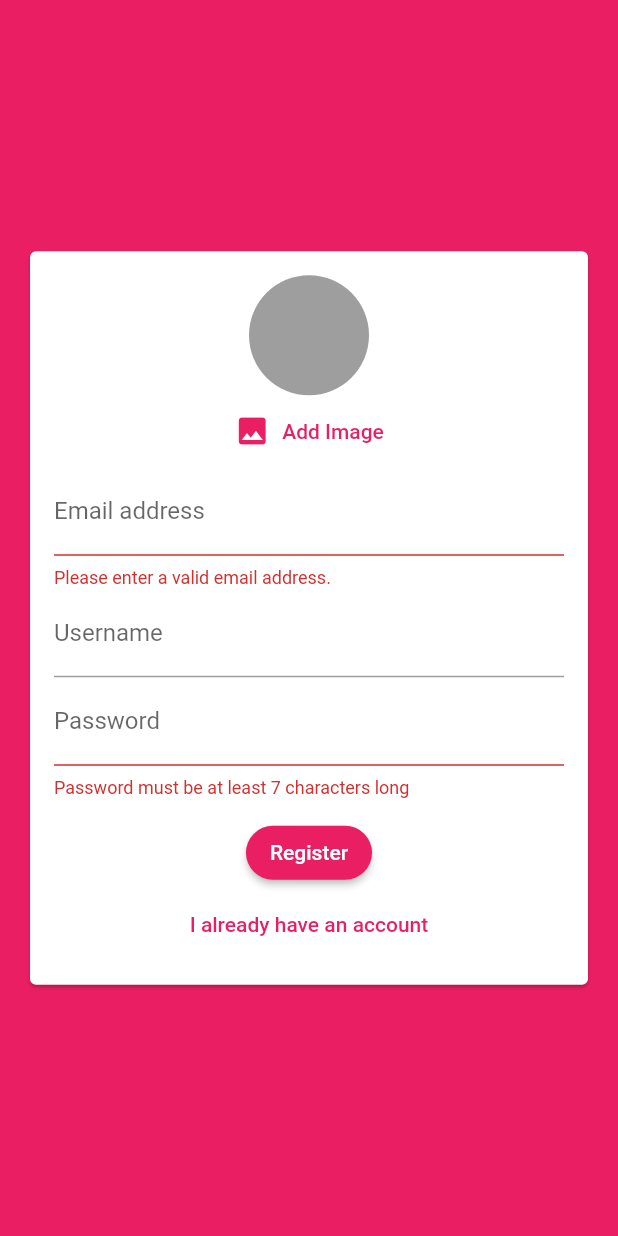
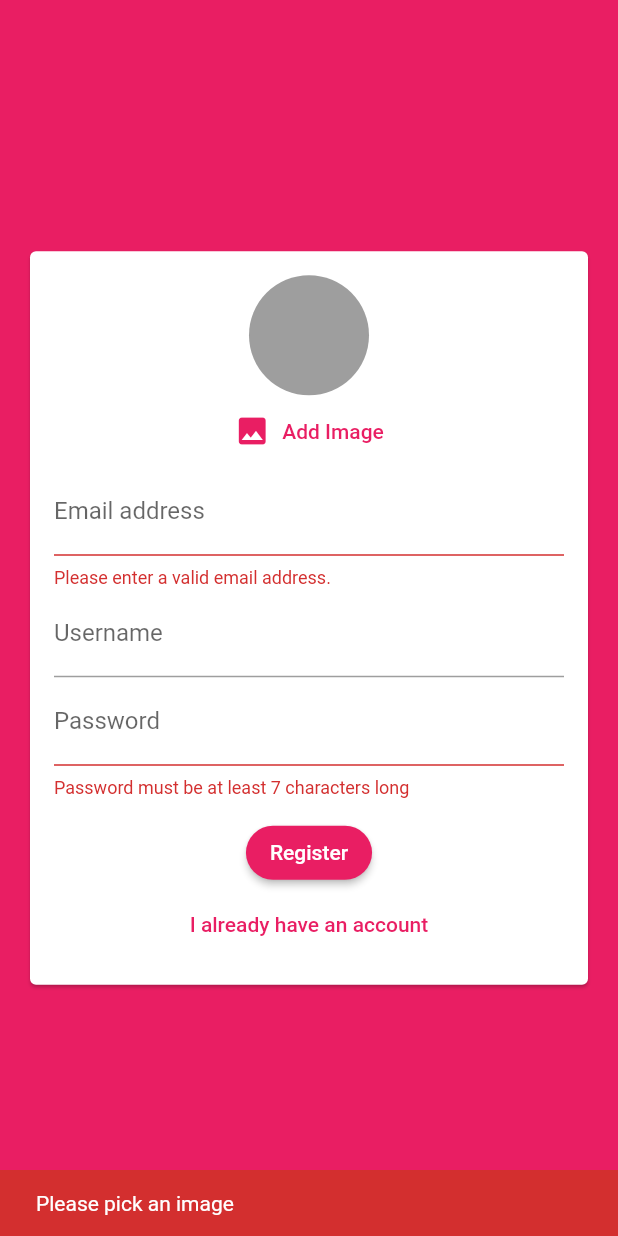
Before and after one commit to ditateum/chat_app_firebase, a Flutter app: the screen it shows after launch, after a tap on "Login", after a tap on "Create new account", after a tap on "Add Image", on a phone screen of 412 x 824 dp. Run offline on Flutter 3.47's test engine with Material 2 defaults, Android fonts, the phone set to English and light mode, and no system bars; our stand-ins replace cloud_firestore, firebase_auth, firebase_core, image_picker; accounts and stored records are empty.

Commit message:
validating images

```diff
--- a/lib/widgets/auth/auth_form.dart
+++ b/lib/widgets/auth/auth_form.dart
@@ -1,3 +1,5 @@
+import 'dart:io';
+
 import 'package:chat_app_firebase/widgets/pickers/user_image_picker.dart';
 import 'package:flutter/material.dart';
 
@@ -23,10 +25,25 @@ class _AuthFormState extends State<AuthForm> {
   String userEmail = '';
   String userName = '';
   String userPassword = '';
+  File? userImageFile;
+
+  void _pickedImage(File image) {
+    userImageFile = image;
+  }
 
   void _trySubmit() {
     final isValid = _formKey.currentState?.validate();
     FocusScope.of(context).unfocus();
+
+    if (userImageFile == null && !isLogin) {
+      ScaffoldMessenger.of(context).showSnackBar(
+        SnackBar(
+          content: const Text('Please pick an image'),
+          backgroundColor: Theme.of(context).errorColor,
+        ),
+      );
+      return;
+    }
 
     if (isValid!) {
       _formKey.currentState?.save();
@@ -53,7 +70,7 @@ class _AuthFormState extends State<AuthForm> {
               child: Column(
                 mainAxisSize: MainAxisSize.min,
                 children: [
-                  if (!isLogin) const UserImagePicker(),
+                  if (!isLogin) UserImagePicker(_pickedImage),
                   TextFormField(
                     key: const ValueKey('email'),
                     validator: (value) {
--- a/lib/widgets/pickers/user_image_picker.dart
+++ b/lib/widgets/pickers/user_image_picker.dart
@@ -4,7 +4,9 @@ import 'package:flutter/material.dart';
 import 'package:image_picker/image_picker.dart';
 
 class UserImagePicker extends StatefulWidget {
-  const UserImagePicker({Key? key}) : super(key: key);
+  final void Function(File pickedImage) imagePickFn;
+
+  const UserImagePicker(this.imagePickFn, {Key? key}) : super(key: key);
 
   @override
   State<UserImagePicker> createState() => _UserImagePickerState();
@@ -17,9 +19,22 @@ class _UserImagePickerState extends State<UserImagePicker> {
     final ImagePicker picker = ImagePicker();
     final pickedImageFile = await picker.pickImage(source: ImageSource.camera);
 
+    if (pickedImageFile == null) {
+      // ignore: use_build_context_synchronously
+      ScaffoldMessenger.of(context).showSnackBar(
+        SnackBar(
+          content: const Text('Please pick an image'),
+          // ignore: use_build_context_synchronously
+          backgroundColor: Theme.of(context).errorColor,
+        ),
+      );
+      return;
+    }
+
     setState(() {
-      pickedImage = File(pickedImageFile!.path);
+      pickedImage = File(pickedImageFile.path);
     });
+    widget.imagePickFn(pickedImage!);
   }
 
   @override
--- a/pubspec.yaml
+++ b/pubspec.yaml
@@ -31,6 +31,7 @@ dependencies:
   cupertino_icons: ^1.0.2
   firebase_auth: ^3.3.20
   firebase_core: ^1.18.0
+  firebase_storage: ^10.2.18
   flutter:
     sdk: flutter
   image_picker: ^0.8.5+3
```
Also changed, not shown: pubspec.lock, 1 other file.
